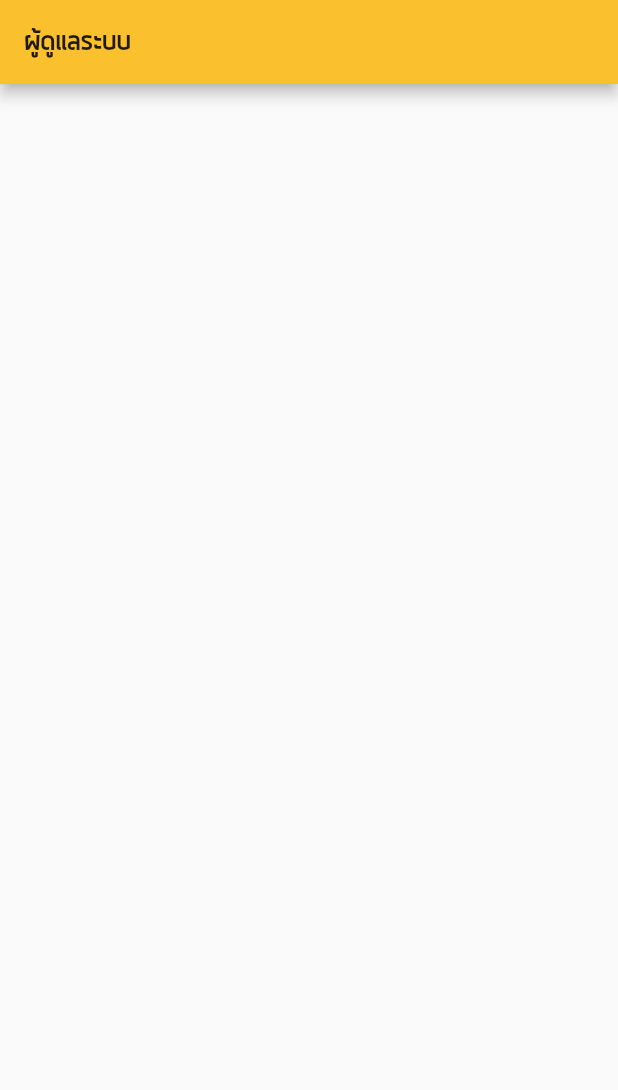
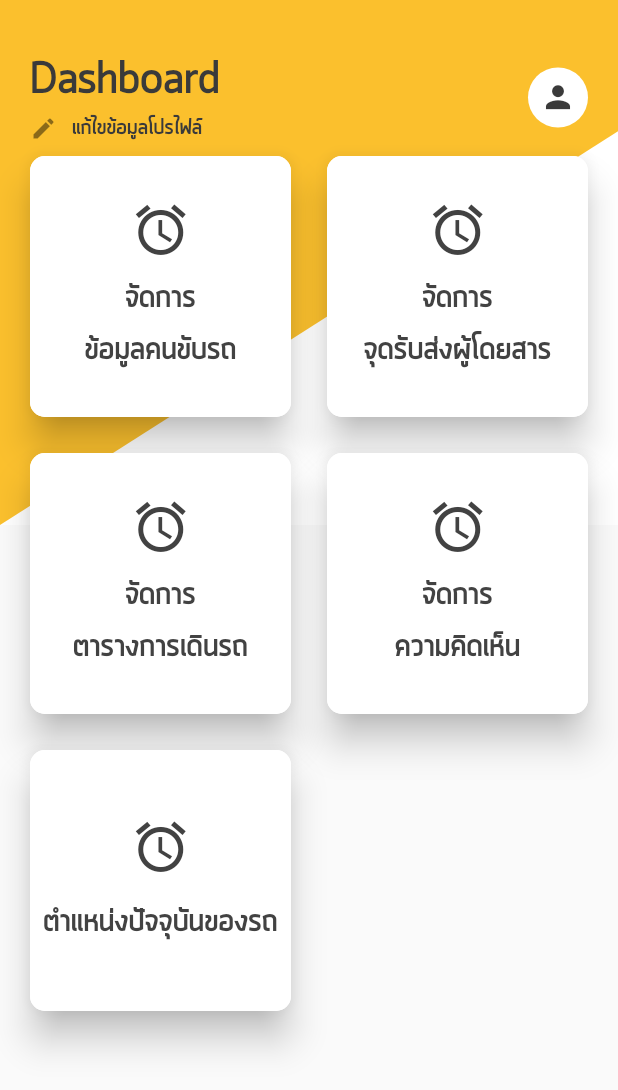
Before and after one commit to 60011212049/Admin_application, a Flutter app: the AdminHome screen opened directly, on a phone screen of 412 x 824 dp. Shown: the top 1090 px of the screen. Run offline on Flutter 3.47's test engine with Material 2 defaults, Android fonts, the phone set to English and light mode, and no system bars; our stand-ins replace toast.

Commit message:
เพิ่มหน้า Home admin ทำ dash board

```diff
--- a/lib/page_admin/admin_home.dart
+++ b/lib/page_admin/admin_home.dart
@@ -1,8 +1,8 @@
+import 'package:adminapp/custom_icons.dart';
 import 'package:adminapp/model/admin_model.dart';
 import 'package:flutter/material.dart';
 
 class AdminHome extends StatefulWidget {
-
   static List<AdminModel> adminModel = List<AdminModel>();
 
   @override
@@ -10,12 +10,170 @@ class AdminHome extends StatefulWidget {
 }
 
 class _AdminHomeState extends State<AdminHome> {
+  Size size;
+  List listText = [
+    "ข้อมูลคนขับรถ",
+    "จุดรับส่งผู้โดยสาร",
+    "ตารางการเดินรถ",
+    "ความคิดเห็น",
+    "ตำแหน่งปัจจุบันของรถ",
+  ];
+  List<Icon> listIcon = [
+    Icon(Icons.person),
+  ];
   @override
   Widget build(BuildContext context) {
     return Scaffold(
-      appBar: AppBar(
-        title: Text('ผู้ดูแลระบบ'),
+      body: Stack(
+        children: <Widget>[dashBg, content],
+      ),
+    );
+  }
+
+  get dashBg => Container(
+        child: CustomPaint(
+          painter: ShapesPainter(),
+          child: Container(
+            height: 350,
+          ),
+        ),
+      );
+
+  get content => Container(
+        child: Column(
+          children: <Widget>[
+            header,
+            grid,
+          ],
+        ),
+      );
+
+  get header => ListTile(
+        contentPadding: EdgeInsets.only(left: 20, right: 20, top: 30),
+        title: Text(
+          'Dashboard',
+          style: TextStyle(color: Color(0xFF3a3a3a), fontSize: 30),
+        ),
+        subtitle: Container(
+          child: Row(
+            children: <Widget>[
+              InkWell(
+                child: Row(
+                  children: <Widget>[
+                    Icon(
+                      Icons.edit,
+                      size: 18,
+                    ),
+                    SizedBox(
+                      width: 10,
+                    ),
+                    Text(
+                      'แก้ไขข้อมูลโปรไฟล์',
+                      style: TextStyle(color: Color(0xFF3a3a3a), fontSize: 15),
+                    ),
+                  ],
+                ),
+                onTap: () {
+                  print('object');
+                },
+              ),
+            ],
+          ),
+        ),
+        trailing: CircleAvatar(
+          child: Icon(
+            Icons1.person,
+            color: Color(0xFF3a3a3a),
+          ),
+          backgroundColor: Colors.white,
+        ),
+      );
+
+  get grid {
+    return Expanded(
+      child: Container(
+        padding: EdgeInsets.only(left: 16, right: 16, bottom: 16),
+        child: GridView.count(
+          crossAxisSpacing: 16,
+          mainAxisSpacing: 16,
+          crossAxisCount: 2,
+          children: List.generate(listText.length, (int x) {
+            return Card(
+              elevation: 10,
+              color: Colors.white,
+              shape: RoundedRectangleBorder(
+                borderRadius: BorderRadius.all(Radius.circular(10)),
+                side: BorderSide(color: Colors.white),
+              ),
+              child: InkWell(
+                onTap: () {
+                  print('object');
+                },
+                child: Center(
+                  child: Column(
+                    mainAxisSize: MainAxisSize.min,
+                    children: [
+                      Icon(
+                        Icons1.access_alarms,
+                        size: 40,
+                        color: Colors.grey[800],
+                      ),
+                      Padding(
+                        padding: const EdgeInsets.only(bottom: 5, top: 10),
+                        child: (x == listText.length-1) ? Container() : Text(
+                          'จัดการ',
+                          style: TextStyle(
+                            color: Colors.grey[800],
+                            fontSize: 22,
+                          ),
+                        )
+                      ),
+                      Text(
+                        listText[x],
+                        style: TextStyle(
+                          color: Colors.grey[800],
+                          fontSize: 22,
+                        ),
+                      ),
+                    ],
+                  ),
+                ),
+              ),
+            );
+          }),
+        ),
       ),
     );
   }
 }
+
+class ShapesPainter extends CustomPainter {
+  @override
+  void paint(Canvas canvas, Size size) {
+    final paint = Paint();
+    // set the paint color to be white
+    paint.color = Colors.white;
+    // Create a rectangle with size and width same as the canvas
+    var rect = Rect.fromLTWH(0, 0, size.width, size.height);
+    // draw the rectangle using the paint
+    canvas.drawRect(rect, paint);
+    paint.color = Colors.yellow[700];
+    // create a path
+    var path = Path();
+    path.lineTo(0, size.height);
+    path.lineTo(size.width, size.height / 4);
+    path.lineTo(size.width, 0);
+    // close the path to form a bounded shape
+    path.close();
+    canvas.drawPath(path, paint);
+    /* // set the color property of the paint
+    paint.color = Colors.deepOrange;
+    // center of the canvas is (x,y) => (width/2, height/2)
+    var center = Offset(size.width / 2, size.height / 2);
+    // draw the circle with center having radius 75.0
+    canvas.drawCircle(center, 75.0, paint);*/
+  }
+
+  @override
+  bool shouldRepaint(CustomPainter oldDelegate) => false;
+}
```
